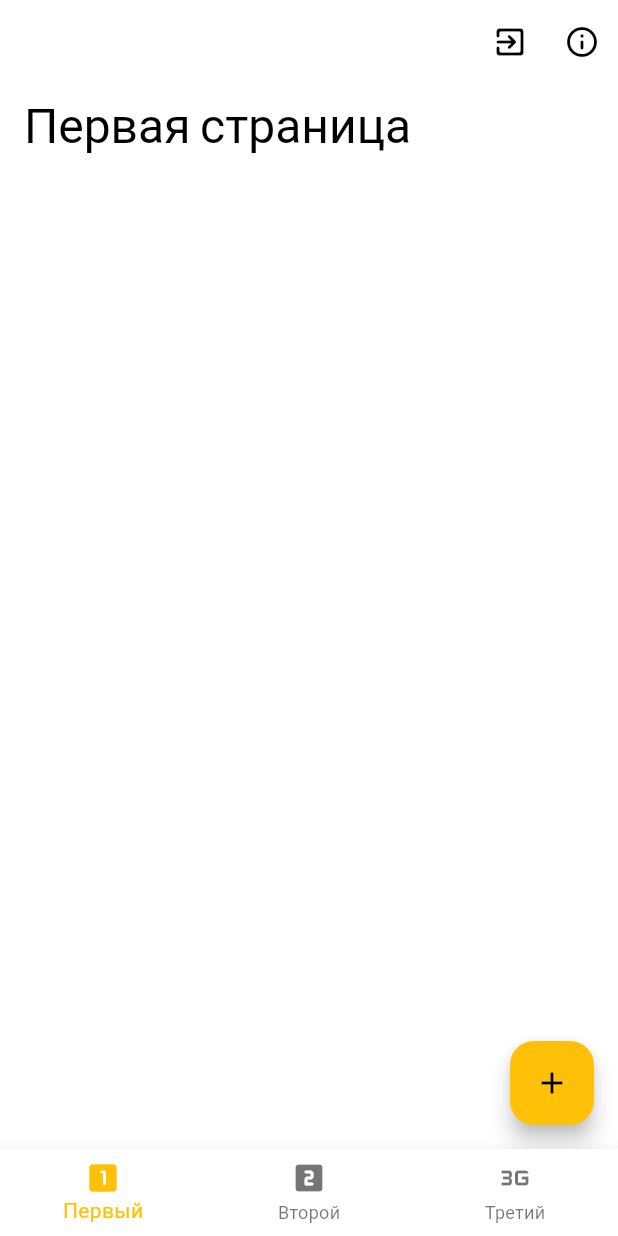
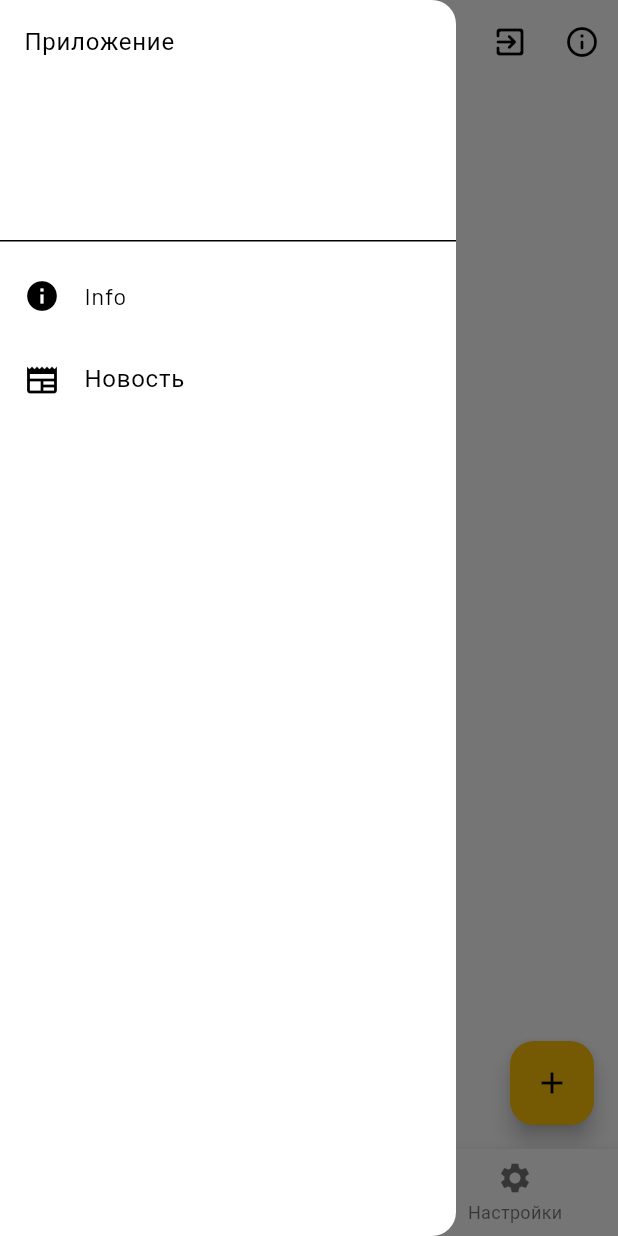
Before and after one commit to stanlapru/flutter_application_3, a Flutter app: the screen it shows once a user with an empty profile is signed in, with the side drawer open (before the commit the screen has no drawer), on a phone screen of 412 x 824 dp. Run offline on Flutter 3.47's test engine with Material 3 defaults, Android fonts, the phone set to English and light mode, and no system bars; our stand-ins replace cloud_firestore, dropdown_button2, firebase_auth, firebase_core, firebase_storage, google_fonts and 3 more; accounts and stored records are empty; generated files the repository leaves out were written again; network calls fail.

```diff
--- a/lib/main.dart
+++ b/lib/main.dart
@@ -4,10 +4,12 @@ import 'package:flutter/foundation.dart';
 import 'package:flutter/material.dart';
 import 'package:flutter/scheduler.dart';
 import 'package:flutter_application_2/firebase_options.dart';
+import 'package:flutter_application_2/pages/detail_page.dart';
 import 'package:flutter_application_2/pages/main/first_page.dart';
 import 'package:flutter_application_2/pages/main/second_page.dart';
 import 'package:flutter_application_2/pages/auth/sign_in_page.dart';
 import 'package:flutter_application_2/pages/main/third_page.dart';
+import 'package:flutter_application_2/pages/settings_page.dart';
 import 'package:flutter_application_2/services/auth_service.dart';
 import 'package:flutter_application_2/theme/color_schemes.dart';
 import 'package:flutter_application_2/theme/theme_notifier.dart';
@@ -21,6 +23,7 @@ void main() async {
   await Firebase.initializeApp(options: DefaultFirebaseOptions.currentPlatform);
   await initializePreferences();
   final theme = await getTheme();
+  print(theme);
   runApp(
     MultiProvider(
       providers: [
@@ -43,18 +46,22 @@ Future<void> initializePreferences() async {
   bool isFirstLaunch = prefs.getBool('firstLaunch') ?? true;
 
   if (isFirstLaunch) {
+    print('this is first launch!');
     final brightness =
         SchedulerBinding.instance.platformDispatcher.platformBrightness;
     await prefs.setString(
       'theme',
       brightness == Brightness.dark ? 'dark' : 'light',
     );
+    print('set brightness to ${prefs.getString('theme')}');
+    await prefs.setBool('firstLaunch', false);
   }
 }
 
 Future<String> getTheme() async {
   final SharedPreferences prefs = await SharedPreferences.getInstance();
   String? theme = prefs.getString('theme') ?? 'dark';
+  print('got theme: $theme');
   return theme;
 }
 
@@ -63,7 +70,8 @@ class MyApp extends StatelessWidget {
 
   @override
   Widget build(BuildContext context) {
-      final themeNotifier = Provider.of<ThemeNotifier>(context);
+    final themeNotifier = Provider.of<ThemeNotifier>(context);
+    print('current thememode: ${themeNotifier.themeMode}');
 
     return MaterialApp(
       title: 'Занятие 7',
@@ -88,7 +96,7 @@ class _MainPageState extends State<MainPage> {
   final List<Widget> _pages = [
     const FirstPage(),
     const SecondPage(),
-    const ThirdPage(),
+    const SettingsPage(),
   ];
 
   bool get isDesktop =>
@@ -131,16 +139,16 @@ class _MainPageState extends State<MainPage> {
                       NavigationRail(
                         destinations: const [
                           NavigationRailDestination(
-                            icon: Icon(Icons.looks_one_rounded),
-                            label: Text("Первый"),
+                            icon: Icon(Icons.feed_rounded),
+                            label: Text("Лента"),
                           ),
                           NavigationRailDestination(
                             icon: Icon(Icons.looks_two_rounded),
                             label: Text("Второй"),
                           ),
                           NavigationRailDestination(
-                            icon: Icon(Icons.three_g_mobiledata),
-                            label: Text("Третий"),
+                            icon: Icon(Icons.settings),
+                            label: Text("Настройки"),
                           ),
                         ],
                         labelType: NavigationRailLabelType.all,
@@ -182,20 +190,56 @@ class _MainPageState extends State<MainPage> {
                       ),
                     ],
                   ),
+                  drawer: Drawer(
+                    child: ListView(
+                      children: [
+                        DrawerHeader(child: Text('Приложение')),
+                        ListTile(
+                          leading: Icon(Icons.info),
+                          title: Text('Info'),
+                          onTap: () {
+                            showDialogInfo(
+                              context,
+                              "Информация",
+                              "Привет всем",
+                            );
+                          },
+                        ),
+                        ListTile(
+                          leading: Icon(Icons.newspaper),
+                          title: Text('Новость'),
+                          onTap: () {
+                            Navigator.push(
+                              context,
+                              MaterialPageRoute(
+                                builder:
+                                    (_) => DetailPage(
+                                      title: 'title',
+                                      text: 'text',
+                                      text2: 'text2',
+                                      color: Colors.amber,
+                                    ),
+                              ),
+                            );
+                          },
+                        ),
+                      ],
+                    ),
+                  ),
                   body: _pages[_current_screen],
                   bottomNavigationBar: BottomNavigationBar(
                     items: [
                       BottomNavigationBarItem(
-                        icon: Icon(Icons.looks_one_rounded),
-                        label: "Первый",
+                        icon: Icon(Icons.feed),
+                        label: "Лента",
                       ),
                       BottomNavigationBarItem(
                         icon: Icon(Icons.looks_two_rounded),
                         label: "Второй",
                       ),
                       BottomNavigationBarItem(
-                        icon: Icon(Icons.three_g_mobiledata),
-                        label: "Третий",
+                        icon: Icon(Icons.settings),
+                        label: "Настройки",
                       ),
                     ],
                     currentIndex: _current_screen,
--- a/lib/theme/theme_notifier.dart
+++ b/lib/theme/theme_notifier.dart
@@ -18,6 +18,7 @@ class ThemeNotifier extends ChangeNotifier {
     final prefs = await SharedPreferences.getInstance();
 
     _mode = theme == 'dark' ? ThemeMode.dark : ThemeMode.light;
+    print('theme mode: $_mode');
 
     await prefs.setString('theme', theme);
     notifyListeners();
--- a/pubspec.yaml
+++ b/pubspec.yaml
@@ -44,6 +44,7 @@ dependencies:
   google_fonts: ^6.2.1
   shared_preferences: ^2.2.2
   provider: ^6.1.2
+  dropdown_button2: ^2.3.9
 
   # The following adds the Cupertino Icons font to your application.
   # Use with the CupertinoIcons class for iOS style icons.
```
Also changed, not shown: lib/models/entry.dart (added, +41 -0 lines), lib/pages/settings_page.dart (added, +118 -0 lines), lib/pages/third_page.dart (deleted, +0 -21 lines), pubspec.lock.
